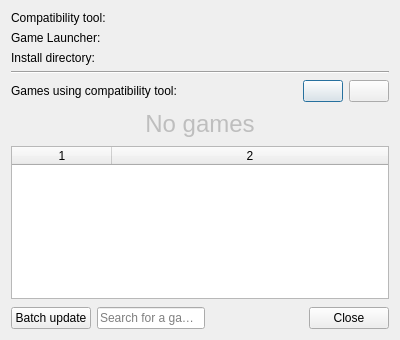
Old version of the form pupgui2/resources/ui/pupgui2_ctinfodialog.ui in the repository DavidoTek/ProtonUp-Qt.
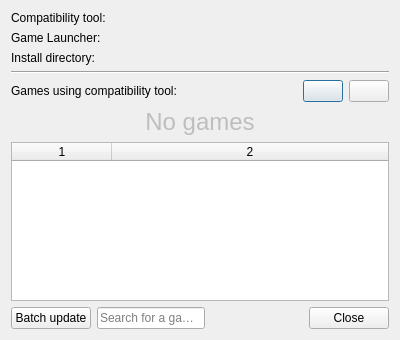
New version of the form. Icons and pictures are not drawn.

Commit message: CtInfo: Hide Game List When Tool is Global

Diff of the .ui file:
```diff
--- a/pupgui2/resources/ui/pupgui2_ctinfodialog.ui
+++ b/pupgui2/resources/ui/pupgui2_ctinfodialog.ui
@@ -138,29 +138,22 @@
      <property name="sizeHint" stdset="0">
       <size>
        <width>20</width>
-       <height>40</height>
+       <height>0</height>
       </size>
      </property>
     </spacer>
    </item>
-   <item>
-    <spacer name="verticalSpacer_4">
-     <property name="orientation">
-      <enum>Qt::Vertical</enum>
-     </property>
-     <property name="sizeHint" stdset="0">
-      <size>
-       <width>20</width>
-       <height>40</height>
-      </size>
-     </property>
-    </spacer>
-   </item>
-   <item>
+   <item alignment="Qt::AlignHCenter|Qt::AlignVCenter">
     <widget class="QLabel" name="lblGamesList">
      <property name="enabled">
       <bool>false</bool>
      </property>
+     <property name="sizePolicy">
+      <sizepolicy hsizetype="Expanding" vsizetype="Expanding">
+       <horstretch>0</horstretch>
+       <verstretch>0</verstretch>
+      </sizepolicy>
+     </property>
      <property name="font">
       <font>
        <pointsize>18</pointsize>
@@ -174,19 +167,6 @@
      </property>
     </widget>
    </item>
-   <item>
-    <spacer name="verticalSpacer_5">
-     <property name="orientation">
-      <enum>Qt::Vertical</enum>
-     </property>
-     <property name="sizeHint" stdset="0">
-      <size>
-       <width>20</width>
-       <height>40</height>
-      </size>
-     </property>
-    </spacer>
-   </item>
    <item>
     <widget class="QTableWidget" name="listGames">
      <property name="focusPolicy">
@@ -237,20 +217,7 @@
      <property name="sizeHint" stdset="0">
       <size>
        <width>20</width>
-       <height>40</height>
-      </size>
-     </property>
-    </spacer>
-   </item>
-   <item>
-    <spacer name="verticalSpacer_3">
-     <property name="orientation">
-      <enum>Qt::Vertical</enum>
-     </property>
-     <property name="sizeHint" stdset="0">
-      <size>
-       <width>20</width>
-       <height>40</height>
+       <height>0</height>
       </size>
      </property>
     </spacer>
```
Left out of the diff: 4 changed lines with no effect on the pictures. The commit also changes 1 other file.
